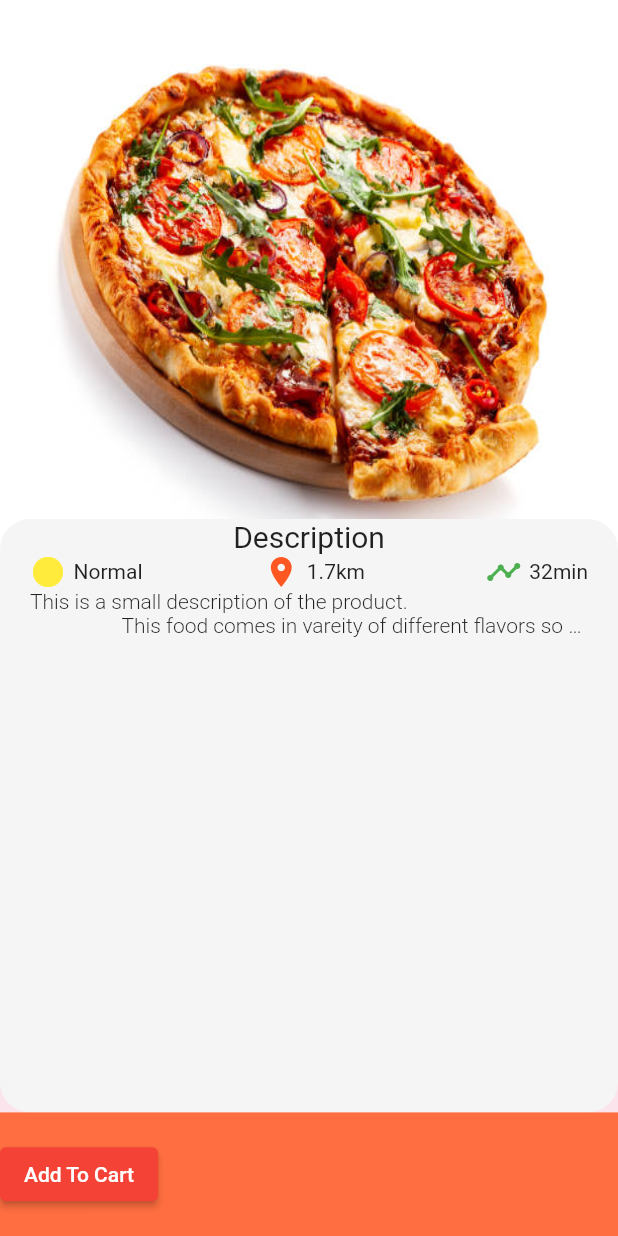
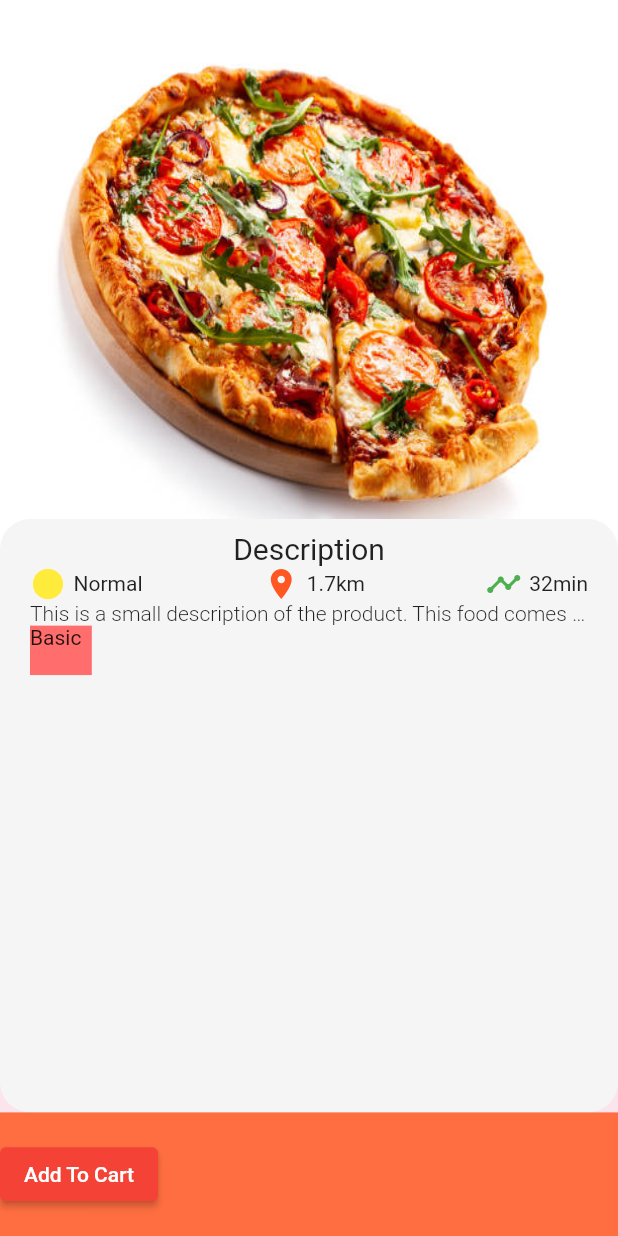
Before and after one commit to okasha1/mustah_bakery, a Flutter app: the screen it shows after launch, on a phone screen of 412 x 824 dp. Run offline on Flutter 3.47's test engine with Material 2 defaults, Android fonts, the phone set to English and light mode, and no system bars; our stand-ins replace card_swiper, get.

Commit message:
initial commit

```diff
--- a/lib/screens/detail.dart
+++ b/lib/screens/detail.dart
@@ -1,4 +1,5 @@
 import 'package:flutter/material.dart';
+import 'package:mustah_bakery/utilities/colors.dart';
 import 'package:mustah_bakery/widgets/black_text.dart';
 import 'package:mustah_bakery/widgets/small_text.dart';
 
@@ -23,6 +24,7 @@ class _ProductDetailState extends State<ProductDetail> {
             children: [
               ElevatedButton(
                 onPressed: () {},
+                style: const ButtonStyle(),
                 child: const Text('Add To Cart'),
               )
             ],
@@ -43,9 +45,11 @@ class _ProductDetailState extends State<ProductDetail> {
           width: double.infinity,
           decoration: BoxDecoration(
               borderRadius: BorderRadius.circular(20), color: Colors.grey[100]),
-          child: const Column(children: [
-            BlackText(text: 'Description'),
-            Row(
+          child: Padding(
+            padding: const EdgeInsets.only(top: 8.0),
+            child: Column(children: [
+              const BlackText(text: 'Description'),
+              const Row(
                 mainAxisAlignment: MainAxisAlignment.spaceBetween,
                 children: [
                   Row(
@@ -86,11 +90,21 @@ class _ProductDetailState extends State<ProductDetail> {
                   )
                 ],
               ),
-            SmallText(
-              text: '''This is a small description of the product.
-                  This food comes in vareity of different flavors so you can from many menus.''',
+              const SmallText(
+                text: 'This is a small description of the product. '
+                    'This food comes in vareity of different flavors so you can from many menus.',
+              ),
+              Row(
+                children: [
+                  Container(
+                      height: size.height * 0.04,
+                      width: size.width * 0.1,
+                      color: AppColors.mainColor,
+                      child: const Text('Basic')),
+                ],
               )
             ]),
+          ),
         )
       ]),
     );
```
Lines whose indentation alone changed are shown as unchanged.
